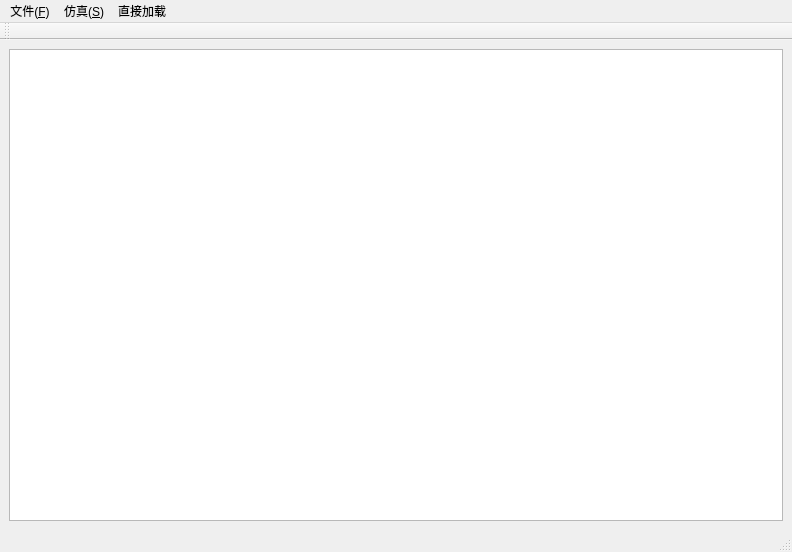
Above: VirtualIntegratedEnv/GUI/VIE_MainWin.ui from brucelv1/VirtualIntegratedEnv before the change. Below: the same form after it.
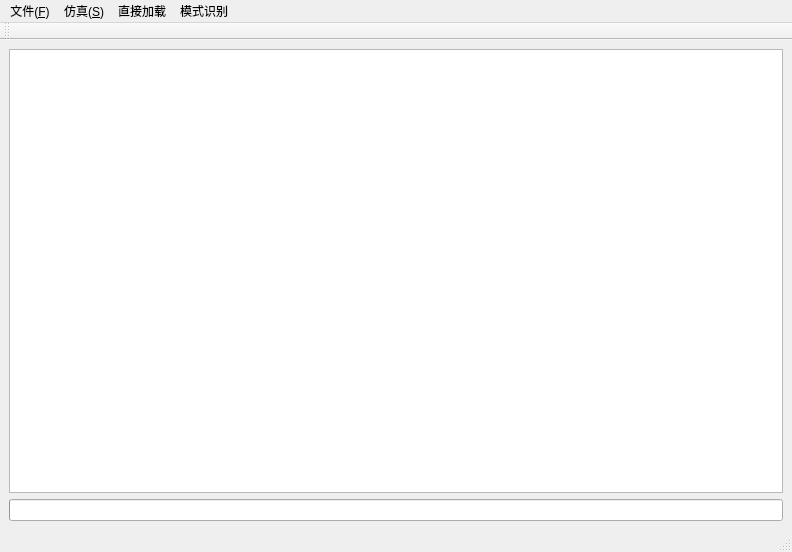
That is the form after the change.

Commit message:
add training menu
It is for training sub-process later.

Patch:
```diff
--- a/VirtualIntegratedEnv/GUI/VIE_MainWin.ui
+++ b/VirtualIntegratedEnv/GUI/VIE_MainWin.ui
@@ -28,6 +28,16 @@
       </property>
      </widget>
     </item>
+    <item row="1" column="0">
+     <widget class="QProgressBar" name="progressBar">
+      <property name="value">
+       <number>0</number>
+      </property>
+      <property name="textVisible">
+       <bool>false</bool>
+      </property>
+     </widget>
+    </item>
    </layout>
   </widget>
   <widget class="QMenuBar" name="menubar">
@@ -71,9 +81,17 @@
     <addaction name="separator"/>
     <addaction name="actionAddObjects"/>
    </widget>
+   <widget class="QMenu" name="menu_2">
+    <property name="title">
+     <string>模式识别</string>
+    </property>
+    <addaction name="actionTraining"/>
+    <addaction name="actionTesting"/>
+   </widget>
    <addaction name="menu_F"/>
    <addaction name="menu_S"/>
    <addaction name="menu"/>
+   <addaction name="menu_2"/>
   </widget>
   <widget class="QStatusBar" name="statusbar"/>
   <widget class="QToolBar" name="viewToolBar">
```
Left out of the diff: 10 changed lines with no effect on the pictures. The commit also changes 4 other files.
